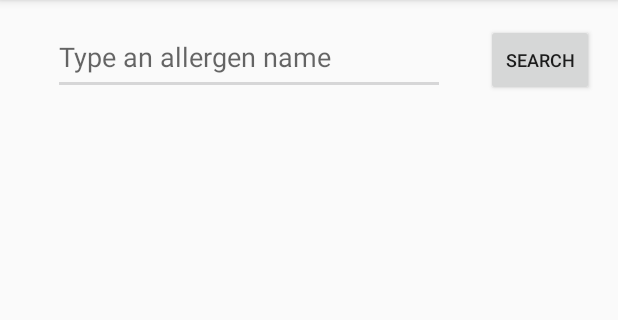
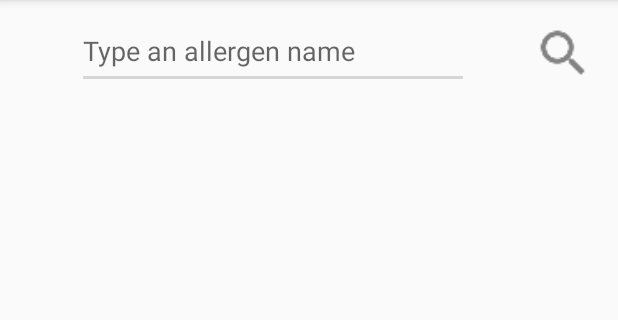
Before and after one commit to PrandiniUniPD/OCRCamera, an Android app: the AllergensActivity screen opened directly, with no data from a screen before it, on a phone screen of 412 x 824 dp, the part 84-404 px from its top. Run offline under Robolectric (Android 15) with nearby library versions, the phone set to English and light mode, and no system bars; libraries missing offline, so code that uses them is left out: com.opencsv; 2 statements that could not run were skipped.

Commit message:
merge with current g3 demo, added on enter-key listener, added drawable icons in allergens activity

```diff
--- a/app/src/main/java/unipd/se18/ocrcamera/AllergensActivity.java
+++ b/app/src/main/java/unipd/se18/ocrcamera/AllergensActivity.java
@@ -5,6 +5,7 @@ import android.content.SharedPreferences;
 import android.support.v7.app.AppCompatActivity;
 import android.os.Bundle;
 import android.util.Log;
+import android.view.KeyEvent;
 import android.view.View;
 import android.widget.AdapterView;
 import android.widget.ArrayAdapter;
@@ -22,6 +23,7 @@ public class AllergensActivity extends AppCompatActivity {
     ListView allergensView;
     AllergenListAdapter adapter;
     ArrayList<Allergen> wholeList;
+    private Button mSearchButton;
 
     private AllergensManager mAllergensManager;
 
@@ -36,7 +38,7 @@ public class AllergensActivity extends AppCompatActivity {
 
         //Activity components
         allergensView = findViewById(R.id.allergens_list_view);
-        Button searchButton= findViewById(R.id.allergens_search_button);
+        mSearchButton= findViewById(R.id.allergens_search_button);
         mAllergensAutoCompleteTextView = findViewById(R.id.allergen_auto_complete_text_view);
 
         //initialize values used to show the list of allergens
@@ -51,7 +53,7 @@ public class AllergensActivity extends AppCompatActivity {
         adapter= new AllergenListAdapter(this, R.layout.allergen_single, userList);
         allergensView.setAdapter(adapter);
 
-        searchButton.setOnClickListener(new View.OnClickListener() {
+        mSearchButton.setOnClickListener(new View.OnClickListener() {
             @Override
             public void onClick(View v) {
                String searchedIngredient= mAllergensAutoCompleteTextView.getText().toString();
@@ -63,6 +65,9 @@ public class AllergensActivity extends AppCompatActivity {
                adapter= new AllergenListAdapter(AllergensActivity.this,
                        R.layout.allergen_single, searchResultList);
                 allergensView.setAdapter(adapter);
+
+                //after a click hide dropdown suggestions
+                mAllergensAutoCompleteTextView.dismissDropDown();
             }
         });
 
@@ -91,6 +96,7 @@ public class AllergensActivity extends AppCompatActivity {
     /**
      * Runnable used to load the suggestions and setup the auto complete text view
      * On suggestion click: update the activity listview
+     * On enter-key press: perform button click
      * Author: Luca Moroldo (g3)
      */
     private class prepareAllergenAutoTextView implements Runnable {
@@ -134,6 +140,19 @@ public class AllergensActivity extends AppCompatActivity {
                 }
             });
 
+
+            //if user press enter key then run a search
+            mAllergensAutoCompleteTextView.setOnKeyListener(new View.OnKeyListener() {
+                @Override
+                public boolean onKey(View v, int keyCode, KeyEvent event) {
+                    if(KeyEvent.KEYCODE_ENTER == keyCode) {
+                        mSearchButton.performClick();
+                        return true;
+                    }
+                    return false;
+                }
+            });
+
         }
     }
 }
--- a/app/src/main/res/layout/activity_allergens.xml
+++ b/app/src/main/res/layout/activity_allergens.xml
@@ -30,15 +30,15 @@
         app:layout_constraintBottom_toBottomOf="parent"
         app:layout_constraintEnd_toEndOf="parent"
         app:layout_constraintStart_toStartOf="parent"
-        app:layout_constraintTop_toBottomOf="@+id/allergenText" />
+        app:layout_constraintTop_toBottomOf="@+id/allergen_auto_complete_text_view" />
 
     <Button
         android:id="@+id/allergens_search_button"
-        android:layout_width="72dp"
-        android:layout_height="wrap_content"
+        android:layout_width="40dp"
+        android:layout_height="40dp"
+        android:background="@drawable/ic_search"
         android:layout_marginTop="16dp"
         android:layout_marginEnd="16dp"
-        android:text="@string/allergens_search_button"
         android:textSize="12sp"
         app:layout_constraintEnd_toEndOf="parent"
         app:layout_constraintTop_toTopOf="parent" />
```
Also changed, not shown: app/src/main/res/drawable/toggle_button.xml (added, +9 -0 lines), app/src/main/res/layout/allergen_single.xml (+5 -4 lines).
